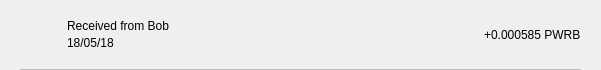
The window that src/qt/pwrb/forms/txrow.ui (PWRB-Project/PWRB) describes before a commit, drawn with Qt 5.
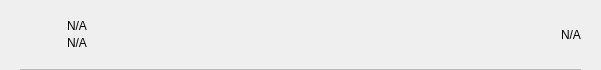
The same window after the commit.

What changed in the file:
```diff
--- a/src/qt/pwrb/forms/txrow.ui
+++ b/src/qt/pwrb/forms/txrow.ui
@@ -110,7 +110,7 @@
               <string notr="true"/>
              </property>
              <property name="text">
-              <string>Received from Bob</string>
+              <string notr="true">N/A</string>
              </property>
              <property name="alignment">
               <set>Qt::AlignBottom|Qt::AlignLeading|Qt::AlignLeft</set>
@@ -123,7 +123,7 @@
               <string notr="true"/>
              </property>
              <property name="text">
-              <string>18/05/18</string>
+              <string notr="true">N/A</string>
              </property>
              <property name="alignment">
               <set>Qt::AlignLeading|Qt::AlignLeft|Qt::AlignTop</set>
@@ -138,7 +138,7 @@
             <string notr="true"/>
            </property>
            <property name="text">
-            <string>+0.000585 PWRB</string>
+            <string notr="true">N/A</string>
            </property>
           </widget>
          </item>
```
